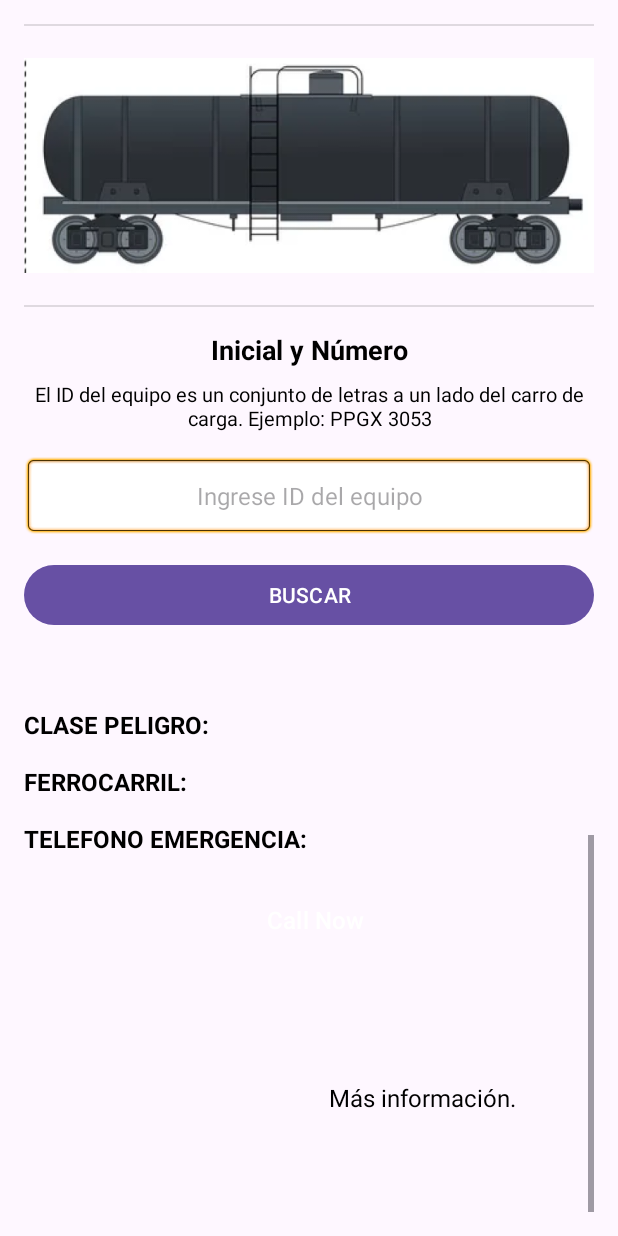
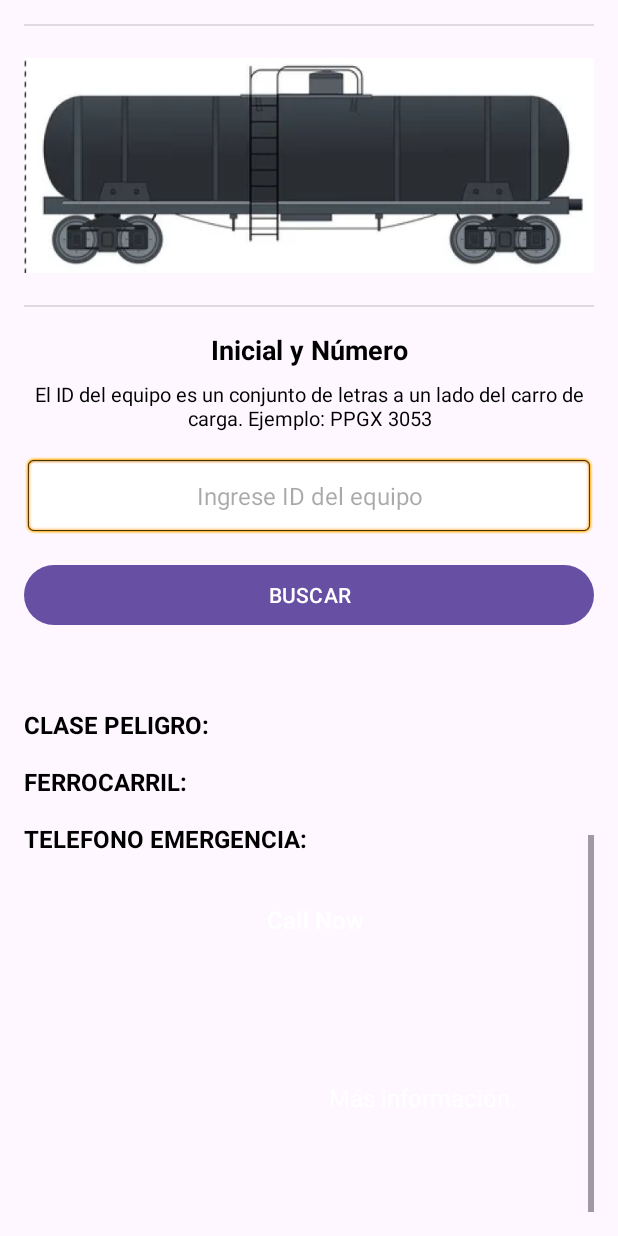
Before and after one commit to edsarmiento/train_advisor, an Android app: the layout activity_main.xml on its own in the app's theme, with its tools: preview values and no code run, scrolled down 176 dp, on a phone screen of 412 x 824 dp. Run offline under Robolectric (Android 15) with nearby library versions, the phone set to English and light mode, and no system bars.

Commit message:
re arrange the code

```diff
--- a/app/src/main/res/layout/activity_main.xml
+++ b/app/src/main/res/layout/activity_main.xml
@@ -323,7 +323,7 @@
                     android:text="Más información."
                     android:textSize="16sp"
                     android:gravity="center"
-                    android:textColor="#000000"
+                    android:textColor="#FFFFFF"
                     android:layout_gravity="center" />
             </LinearLayout>
 
```
Also changed, not shown: app/src/main/java/com/example/railadvisor/MainActivity.java (+22 -14 lines).
